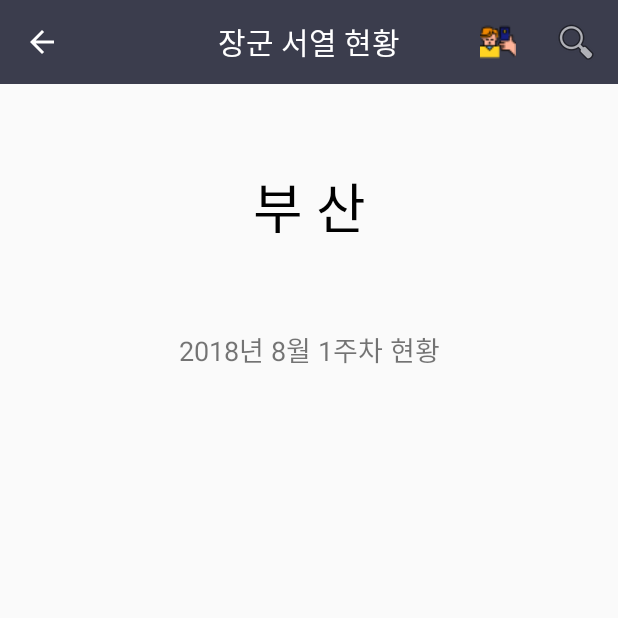
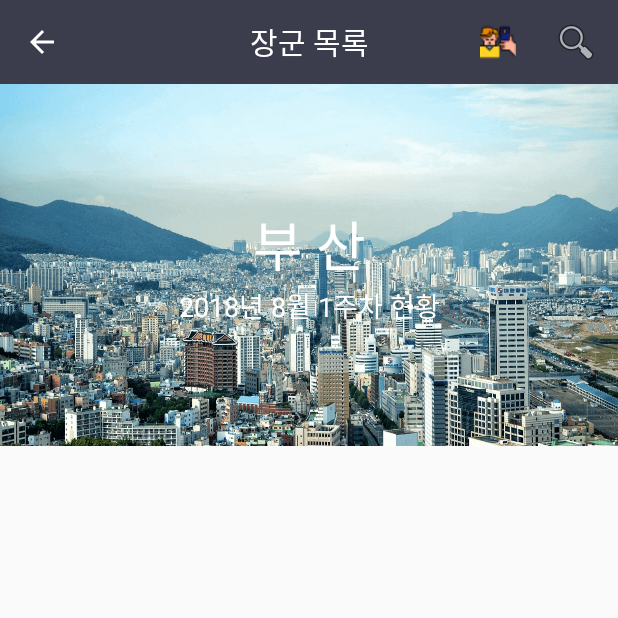
Before and after one commit to the-ambitious/otgorithm-android, an Android app: the RankActivity screen opened directly, with no data from a screen before it, on a phone screen of 412 x 824 dp, the top half of it. Run offline under Robolectric (Android 15) with nearby library versions, the phone set to English and light mode, and no system bars; our stand-ins replace Firebase (no records; nobody signed in at launch, a user with empty details on screens opened directly); pictures from the network do not load.

Commit message:
메뉴바 옵션 수정 작업

```diff
--- a/app/src/main/java/com/ambit/otgorithm/views/RankActivity.java
+++ b/app/src/main/java/com/ambit/otgorithm/views/RankActivity.java
@@ -12,6 +12,7 @@ import android.util.Log;
 import android.view.Menu;
 import android.view.MenuItem;
 import android.view.View;
+import android.widget.LinearLayout;
 import android.widget.TextView;
 import android.widget.Toast;
 
@@ -19,7 +20,6 @@ import com.ambit.otgorithm.R;
 import com.ambit.otgorithm.adapters.RankAdapter;
 import com.ambit.otgorithm.dto.GalleryDTO;
 import com.ambit.otgorithm.modules.RankerItemClickListener;
-import com.google.firebase.database.ChildEventListener;
 import com.google.firebase.database.DataSnapshot;
 import com.google.firebase.database.DatabaseError;
 import com.google.firebase.database.DatabaseReference;
@@ -27,14 +27,13 @@ import com.google.firebase.database.FirebaseDatabase;
 import com.google.firebase.database.Query;
 import com.google.firebase.database.ValueEventListener;
 
-import org.w3c.dom.Text;
-
 import java.util.ArrayList;
 import java.util.Collections;
 import java.util.List;
 
 public class RankActivity extends AppCompatActivity {
 
+    private LinearLayout mProvinceTheme;
     private RecyclerView mRecyclerView;
     private RankAdapter mAdapter;
     private RecyclerView.LayoutManager mLayoutManager;
@@ -62,7 +61,7 @@ public class RankActivity extends AppCompatActivity {
 
         position = 0;
         toolbarTitle = (TextView) findViewById(R.id.toolbar_title);
-        toolbarTitle.setText("장군 서열 현황");
+        toolbarTitle.setText("장군 목록");
         toolbarTitle.setGravity(View.TEXT_ALIGNMENT_CENTER);
         toolbarTitle.setTextColor(Color.WHITE);
         Toolbar galleryToolbar = (Toolbar) findViewById(R.id.toolbar_basic);
@@ -86,6 +85,7 @@ public class RankActivity extends AppCompatActivity {
         rankerList.add(new RankerDTO(R.drawable.profilethumbnail2, "탱구와울라숑", "기이이이이이"));
         rankerList.add(new RankerDTO(R.drawable.profilethumbnail1, "인무", "가마취? 고"));*/
 
+        //mProvinceTheme = (LinearLayout) findViewById(R.id.province_theme);
         mRecyclerView = findViewById(R.id.rv_ranker);
         mRecyclerView.addItemDecoration(new DividerItemDecoration(getApplicationContext(), DividerItemDecoration.VERTICAL));
         mRecyclerView.setHasFixedSize(false);
@@ -121,14 +121,14 @@ public class RankActivity extends AppCompatActivity {
                     @Override
                     public void onItemClick(View view, int position) {
                         // 랭커마다 클릭했을 시 개인 프로필 화면 전환
-                        Intent intent = new Intent(view.getContext(), ProfileActivity.class);
-                        Log.d("테스트: ", "user ID? :" + rankerList.get(position).nickname);
+                        /*Intent intent = new Intent(view.getContext(), ProfileActivity.class);
+                        Log.d("테스트: ", "user ID? :" + rankerList.get(position).nickname);*/
                         /**
                          * intent.putExtra("ranker_id", Integer.toString(position));
                          * putExtra로 starCount에 해당하는 아이디 같은 걸 들고가면 될 듯
                          */
                         Toast.makeText(RankActivity.this, "인덱스: " + position, Toast.LENGTH_SHORT).show();
-                        view.getContext().startActivity(intent);
+                        /*view.getContext().startActivity(intent);*/
                     }
 
                     @Override
@@ -142,7 +142,7 @@ public class RankActivity extends AppCompatActivity {
     @Override
     public boolean onCreateOptionsMenu(Menu menu) {
         // Inflate the menu; this adds items to the action bar if it is present.
-        getMenuInflater().inflate(R.menu.menu_search, menu);
+        getMenuInflater().inflate(R.menu.menu_rank, menu);
         return super.onCreateOptionsMenu(menu);
     }
 
@@ -155,6 +155,10 @@ public class RankActivity extends AppCompatActivity {
             case android.R.id.home:
                 finish();
                 return true;
+            case R.id.action_gallary:
+                Intent intent = new Intent(RankActivity.this, GalleryActivity.class);
+                startActivity(intent);
+                break;
         }
 
         return super.onOptionsItemSelected(item);
--- /dev/null
+++ b/app/src/main/res/drawable/ic_chat_bubble_outline_black_24dp.xml
@@ -0,0 +1,5 @@
+<vector android:height="24dp" android:tint="#FFFFFF"
+    android:viewportHeight="24.0" android:viewportWidth="24.0"
+    android:width="24dp" xmlns:android="http://schemas.android.com/apk/res/android">
+    <path android:fillColor="#FF000000" android:pathData="M20,2L4,2c-1.1,0 -2,0.9 -2,2v18l4,-4h14c1.1,0 2,-0.9 2,-2L22,4c0,-1.1 -0.9,-2 -2,-2zM20,16L6,16l-2,2L4,4h16v12z"/>
+</vector>
--- /dev/null
+++ b/app/src/main/res/drawable/ic_view_carousel_black_24dp.xml
@@ -0,0 +1,5 @@
+<vector android:height="24dp" android:tint="#FFFFFF"
+    android:viewportHeight="24.0" android:viewportWidth="24.0"
+    android:width="24dp" xmlns:android="http://schemas.android.com/apk/res/android">
+    <path android:fillColor="#FF000000" android:pathData="M7,19h10L17,4L7,4v15zM2,17h4L6,6L2,6v11zM18,6v11h4L22,6h-4z"/>
+</vector>
--- a/app/src/main/res/layout/activity_rank.xml
+++ b/app/src/main/res/layout/activity_rank.xml
@@ -34,36 +34,41 @@
                 android:textSize="16sp" />
         </LinearLayout>-->
 
-        <!-- 랭커 목록 -->
+        <!-- 지역 레이아웃 -->
         <LinearLayout
+            android:id="@+id/province_theme"
             android:layout_width="match_parent"
-            android:layout_height="wrap_content"
-            android:layout_weight="20"
+            android:layout_height="0dp"
+            android:layout_weight="31.5"
+            android:gravity="center"
             android:orientation="vertical"
+            android:background="@drawable/province_busan"
             android:weightSum="10">
 
             <TextView
-                android:layout_weight="8"
                 android:layout_width="match_parent"
                 android:layout_height="wrap_content"
                 android:gravity="center"
                 android:text="부 산"
-                android:textColor="@android:color/black"
+                android:textColor="@android:color/white"
                 android:textSize="36sp" />
 
             <TextView
-                android:layout_weight="12"
                 android:layout_width="match_parent"
                 android:layout_height="wrap_content"
                 android:gravity="center_horizontal"
                 android:text="2018년 8월 1주차 현황"
+                android:textColor="@android:color/white"
                 android:textSize="18sp" />
+
         </LinearLayout>
 
+        <!-- 지역 레이아웃 -->
         <LinearLayout
             android:layout_width="match_parent"
-            android:layout_height="wrap_content"
-            android:layout_weight="90">
+            android:layout_height="0dp"
+            android:layout_weight="68.5"
+            android:orientation="vertical">
 
             <android.support.v7.widget.RecyclerView
                 android:id="@+id/rv_ranker"
--- a/app/src/main/res/menu/menu_search.xml
+++ b/app/src/main/res/menu/menu_rank.xml
@@ -2,17 +2,18 @@
 <menu xmlns:android="http://schemas.android.com/apk/res/android"
     xmlns:app="http://schemas.android.com/apk/res-auto">
 
-    <!-- Use GallaryActivity -->
+    <!-- Use RankActivity -->
     <item
-        android:id="@+id/gallary"
+        android:id="@+id/action_gallary"
         android:icon="@drawable/ic_gallary_24dp"
         android:title="Gallary"
         app:showAsAction="always" />
 
     <item
-        android:id="@+id/search"
+        android:id="@+id/action_search"
         android:icon="@android:drawable/ic_menu_search"
         android:title="Search"
-        app:showAsAction="always" />
+        app:actionViewClass="android.support.v7.widget.SearchView"
+        app:showAsAction="always|collapseActionView" />
 
 </menu>
--- a/app/src/main/res/values/strings.xml
+++ b/app/src/main/res/values/strings.xml
@@ -24,6 +24,9 @@
     <!-- ativity_rank.xml -->
     <string name="action_search">검색</string>
 
+    <!-- ativity_rank.xml -->
+    <string name="action_chat">채팅</string>
+
     <!-- ativity_profile.xml -->
     <string name="card_one">카드1</string>
     <string name="card_two">카드2</string>
```
Also changed, not shown: app/src/main/java/com/ambit/otgorithm/views/ProfileActivity.java (+6 -3 lines), app/src/main/java/com/ambit/otgorithm/views/ProvinceActivity.java (+5 -3 lines), app/src/main/res/layout/activity_intro.xml (+33 -2 lines), app/src/main/res/layout/item_ranker.xml (+16 -5 lines), app/src/main/res/menu/menu_calendar.xml (+30 -0 lines), app/src/main/res/menu/menu_profile.xml (+4 -34 lines), app/src/main/res/menu/menu_province.xml (added, +12 -0 lines), app/src/main/res/drawable/province_busan.png (added), app/src/main/res/drawable/province_seoul.png (added).
